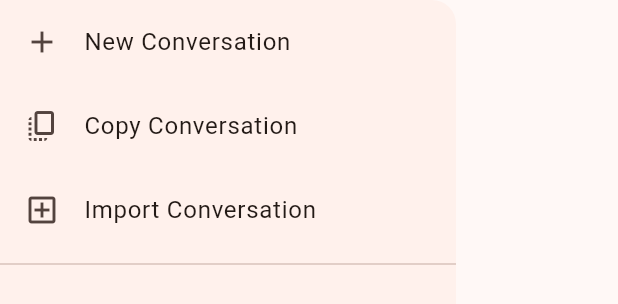
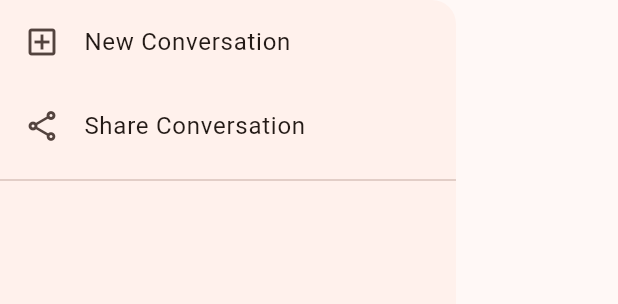
Before and after one commit to PeronGH/sydney_webui, a Flutter app: the ChatDrawer widget shown alone on an empty page, opened directly, on a phone screen of 412 x 824 dp. Shown: the top 304 px of the screen. Run offline on Flutter 3.47's test engine with Material 3 defaults, Android fonts, the phone set to English and light mode, and no system bars; our stand-ins replace file_picker, flutter_markdown, get, get_storage, google_fonts; missing offline and left inert: dart:html, flutter_highlighter, flutter_markdown_latex, markdown, pasteboard; accounts and stored records are empty.

Commit message:
feat: replace save and load conversation with sharegpt

```diff
--- a/lib/widgets/chat_drawer.dart
+++ b/lib/widgets/chat_drawer.dart
@@ -11,7 +11,7 @@ class ChatDrawer extends StatelessWidget {
 
     final fixedChildren = <Widget>[
       Obx(() => ListTile(
-            leading: const Icon(Icons.add),
+            leading: const Icon(Icons.add_box_outlined),
             title: const Text('New Conversation'),
             onTap: controller.isGenerating.value
                 ? null
@@ -20,17 +20,12 @@ class ChatDrawer extends StatelessWidget {
                     Get.back();
                   },
           )),
-      ListTile(
-        leading: const Icon(Icons.copy_all),
-        title: const Text('Copy Conversation'),
-        onTap: controller.copyConversation,
-      ),
       Obx(() => ListTile(
-            leading: const Icon(Icons.add_box_outlined),
-            title: const Text('Import Conversation'),
+            leading: const Icon(Icons.share_outlined),
+            title: const Text("Share Conversation"),
             onTap: controller.isGenerating.value
                 ? null
-                : controller.importConversation,
+                : controller.shareConversation,
           )),
       const Divider(),
     ];
```
Also changed, not shown: lib/controller.dart (+16 -31 lines), lib/services/sharegpt_service.dart (added, +33 -0 lines).
